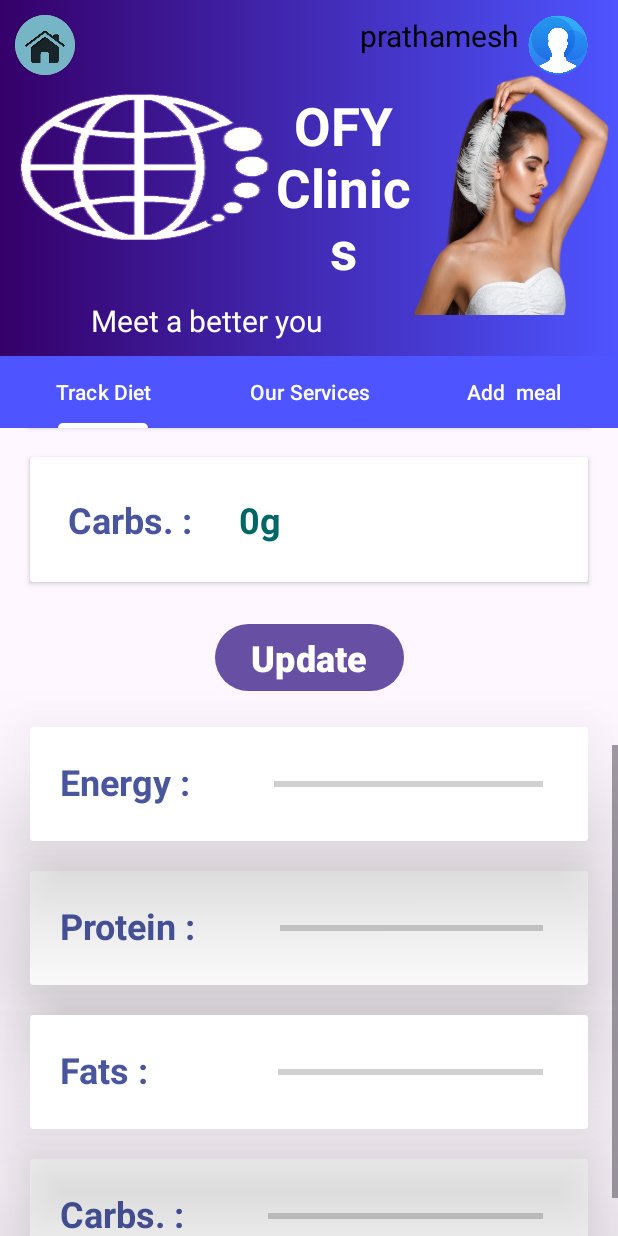
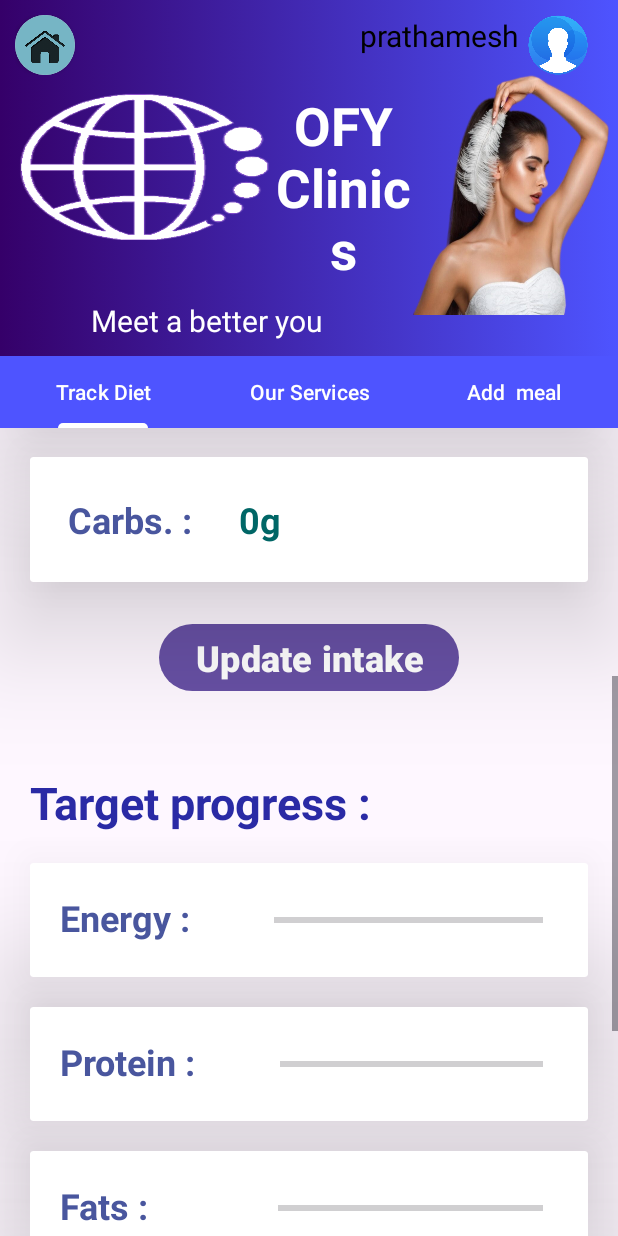
Before and after one commit to PrathameshBhagat/OFY-Wellness, an Android app: the TrackDietTab screen opened directly, with no data from a screen before it, scrolled down 376 dp, on a phone screen of 412 x 824 dp. Run offline under Robolectric (Android 15) with nearby library versions, the phone set to English and light mode, and no system bars; our stand-ins replace Firebase (no records; nobody signed in at launch, a user with empty details on screens opened directly); 1 statement that could not run was skipped.

Commit message:
Added proper diet progress tracking progressbar, added diet target functionality in the form of a new update diet target activity
Signed-off-by: Prathamesh Bhagat <prathameshbhagat0608@gmail.com>

```diff
--- a/app/src/main/AndroidManifest.xml
+++ b/app/src/main/AndroidManifest.xml
@@ -12,6 +12,9 @@
         android:supportsRtl="true"
         android:theme="@style/Theme.OFYWellness"
         tools:targetApi="31" >
+        <activity
+            android:name=".UpdateDietTargetActivity"
+            android:exported="false" />
         <activity
             android:name=".HomeActivity"
             android:exported="false" />
--- a/app/src/main/java/com/ofywellness/fragments/TrackDietTab.java
+++ b/app/src/main/java/com/ofywellness/fragments/TrackDietTab.java
@@ -1,5 +1,6 @@
 package com.ofywellness.fragments;
 
+import android.content.Intent;
 import android.os.Bundle;
 import android.view.LayoutInflater;
 import android.view.View;
@@ -11,7 +12,9 @@
 import androidx.fragment.app.Fragment;
 
 import com.ofywellness.R;
+import com.ofywellness.UpdateDietTargetActivity;
 import com.ofywellness.db.ofyDatabase;
+import com.ofywellness.modals.Meal;
 
 /**
  * Fragment for DietTrack tab in Home page
@@ -46,8 +49,28 @@
         view.findViewById(R.id.track_update_button).setOnClickListener(new View.OnClickListener() {
             @Override
             public void onClick(View v) {
-                // Update tracking data each time user clicks update button
+                // Update tracking data each time user clicks update intake button
                 updateDietTrackingData();
+            }
+        });
+
+        // Add on click listener to the update diet target button
+        view.findViewById(R.id.track_update_target_button).setOnClickListener(new View.OnClickListener() {
+            @Override
+            public void onClick(View v) {
+                // Move to update diet target activity
+                startActivity(new Intent(requireActivity(),UpdateDietTargetActivity.class));
+
+            }
+        });
+
+        // Add on click listener to the update the progress
+        view.findViewById(R.id.track_update_progress_button).setOnClickListener(new View.OnClickListener() {
+            @Override
+            public void onClick(View v) {
+                // Update progress each time user clicks update progress button
+                updateProgress();
+
             }
         });
 
@@ -61,7 +84,37 @@
         try {
 
             // Call the method to get the "updated" tracking data and set the text views to the tracking data
-            ofyDatabase.getTrackDietDataAndSetData(requireActivity(), energyValueLabel, proteinsValueLabel, fatsValueLabel, carbohydratesValueLabel, energyProgressBar, proteinsProgressBar, fatsProgressBar, carbohydratesProgressBar);
+            ofyDatabase.getTrackDietDataAndSetData(requireActivity(), energyValueLabel, proteinsValueLabel, fatsValueLabel, carbohydratesValueLabel);
+
+        } catch (Exception e) {
+            // Catch exception and show toast message
+            Toast.makeText(requireActivity(), "Error:" + e, Toast.LENGTH_SHORT).show();
+            e.printStackTrace();
+        }
+    }
+
+    void updateProgress() {
+
+        // Simple try catch block to catch any errors and exceptions
+        try {
+            // Variables required to get current total diet intake
+            int currentEnergy, currentProteins , currentFats, currentCarbohydrates;
+
+            // Get the current progress
+            currentEnergy = Integer.parseInt(energyValueLabel.getText().toString().replace("Cal", ""));
+            currentProteins = Integer.parseInt(proteinsValueLabel.getText().toString().replace("g", ""));
+            currentFats = Integer.parseInt(fatsValueLabel.getText().toString().replace("g", ""));
+            currentCarbohydrates = Integer.parseInt(carbohydratesValueLabel.getText().toString().replace("g", ""));
+
+            // Store in a meal object
+            Meal currentProgress = new Meal(null,null,
+                    currentEnergy ,
+                    currentProteins ,
+                    currentFats ,
+                    currentCarbohydrates );
+
+            // Call the method to update the progress
+            ofyDatabase.updateDietProgress( requireActivity(), currentProgress,energyProgressBar, proteinsProgressBar, fatsProgressBar, carbohydratesProgressBar) ;
 
         } catch (Exception e) {
             // Catch exception and show toast message
--- a/app/src/main/res/layout/fragment_track_diet_tab.xml
+++ b/app/src/main/res/layout/fragment_track_diet_tab.xml
@@ -28,6 +28,7 @@
             android:layout_width="match_parent"
             android:layout_height="wrap_content"
             android:layout_margin="20dp"
+            app:cardElevation="50dp"
             app:layout_constraintEnd_toEndOf="parent"
             app:layout_constraintStart_toStartOf="parent"
             app:layout_constraintTop_toBottomOf="@+id/track_name_label">
@@ -70,6 +71,7 @@
             android:layout_width="match_parent"
             android:layout_height="wrap_content"
             android:layout_margin="20dp"
+            app:cardElevation="50dp"
             app:layout_constraintEnd_toEndOf="parent"
             app:layout_constraintStart_toStartOf="parent"
             app:layout_constraintTop_toBottomOf="@+id/track_energy_display_card">
@@ -112,6 +114,7 @@
             android:layout_width="match_parent"
             android:layout_height="wrap_content"
             android:layout_margin="20dp"
+            app:cardElevation="50dp"
             app:layout_constraintEnd_toEndOf="parent"
             app:layout_constraintStart_toStartOf="parent"
             app:layout_constraintTop_toBottomOf="@+id/track_protein_display_card">
@@ -154,6 +157,7 @@
             android:layout_width="match_parent"
             android:layout_height="wrap_content"
             android:layout_margin="20dp"
+            app:cardElevation="50dp"
             app:layout_constraintEnd_toEndOf="parent"
             app:layout_constraintStart_toStartOf="parent"
             app:layout_constraintTop_toBottomOf="@+id/track_fats_display_card">
@@ -196,12 +200,26 @@
             android:layout_width="wrap_content"
             android:layout_height="wrap_content"
             android:layout_margin="24dp"
-            android:text="Update"
+            android:text="Update intake"
             android:textSize="24sp"
             android:textStyle="bold"
             app:layout_constraintEnd_toEndOf="parent"
             app:layout_constraintStart_toStartOf="parent"
             app:layout_constraintTop_toBottomOf="@+id/track_carbohydrates_display_card" />
+
+        <!-- TextView for progress tracking label-->
+        <TextView
+            android:id="@+id/track_progress_label"
+            android:layout_width="wrap_content"
+            android:layout_height="wrap_content"
+            android:layout_marginStart="20dp"
+            android:layout_marginTop="50dp"
+            android:text="Target progress :"
+            android:textColor="#2A2AA5"
+            android:textSize="30sp"
+            android:textStyle="bold"
+            app:layout_constraintStart_toStartOf="parent"
+            app:layout_constraintTop_toBottomOf="@id/track_update_button" />
 
         <!-- Card View for energy progress-->
         <androidx.cardview.widget.CardView
@@ -212,7 +230,7 @@
             app:cardElevation="50dp"
             app:layout_constraintEnd_toEndOf="parent"
             app:layout_constraintStart_toStartOf="parent"
-            app:layout_constraintTop_toBottomOf="@+id/track_update_button">
+            app:layout_constraintTop_toBottomOf="@+id/track_progress_label">
 
             <!-- Linear Layout for energy progress bar and label -->
             <LinearLayout
@@ -255,7 +273,7 @@
             android:layout_width="match_parent"
             android:layout_height="wrap_content"
             android:layout_margin="20dp"
-            app:cardElevation="40dp"
+            app:cardElevation="50dp"
             app:layout_constraintEnd_toEndOf="parent"
             app:layout_constraintStart_toStartOf="parent"
             app:layout_constraintTop_toBottomOf="@+id/track_energy_card">
@@ -343,8 +361,7 @@
             android:layout_width="match_parent"
             android:layout_height="wrap_content"
             android:layout_margin="20dp"
-            app:cardElevation="40dp"
-            app:layout_constraintBottom_toBottomOf="parent"
+            app:cardElevation="50dp"
             app:layout_constraintEnd_toEndOf="parent"
             app:layout_constraintStart_toStartOf="parent"
             app:layout_constraintTop_toBottomOf="@+id/track_fats_card">
@@ -384,6 +401,55 @@
 
         </androidx.cardview.widget.CardView>
 
+        <!-- Card View for update progress button -->
+        <androidx.cardview.widget.CardView
+            android:id="@+id/track_update_progress_card"
+            android:layout_width="match_parent"
+            android:layout_height="wrap_content"
+            android:layout_marginTop="50dp"
+            android:backgroundTint="@android:color/transparent"
+            app:cardElevation="50dp"
+            app:layout_constraintEnd_toEndOf="parent"
+            app:layout_constraintStart_toStartOf="parent"
+            app:layout_constraintTop_toBottomOf="@+id/track_carbohydrates_card">
+
+            <!-- Button to update progress -->
+            <Button
+                android:id="@+id/track_update_progress_button"
+                android:layout_width="wrap_content"
+                android:layout_height="wrap_content"
+                android:layout_gravity="center"
+                android:text="Update progress"
+                android:textSize="24sp"
+                android:textStyle="bold" />
+
+        </androidx.cardview.widget.CardView>
+
+        <!-- Card View for update target button -->
+        <androidx.cardview.widget.CardView
+            android:id="@+id/track_update_target_card"
+            android:layout_width="wrap_content"
+            android:layout_height="wrap_content"
+            android:layout_margin="20dp"
+            android:backgroundTint="@android:color/transparent"
+            app:cardElevation="50dp"
+            app:layout_constraintBottom_toBottomOf="parent"
+            app:layout_constraintEnd_toEndOf="parent"
+            app:layout_constraintStart_toStartOf="parent"
+            app:layout_constraintTop_toBottomOf="@+id/track_update_progress_card">
+
+            <!-- Button to update target -->
+            <Button
+                android:id="@+id/track_update_target_button"
+                android:layout_width="wrap_content"
+                android:layout_height="wrap_content"
+                android:layout_gravity="center"
+                android:text="Update target"
+                android:textSize="24sp"
+                android:textStyle="bold" />
+
+        </androidx.cardview.widget.CardView>
+
     </androidx.constraintlayout.widget.ConstraintLayout>
 
 </ScrollView>
```
Also changed, not shown: app/src/main/java/com/ofywellness/UpdateDietTargetActivity.java (added, +76 -0 lines), app/src/main/java/com/ofywellness/db/ofyDatabase.java (+67 -19 lines), app/src/main/res/layout/activity_update_diet_target.xml (added, +218 -0 lines), app/src/main/res/layout/fragment_add_meal_tab.xml (+16 -1 lines).
